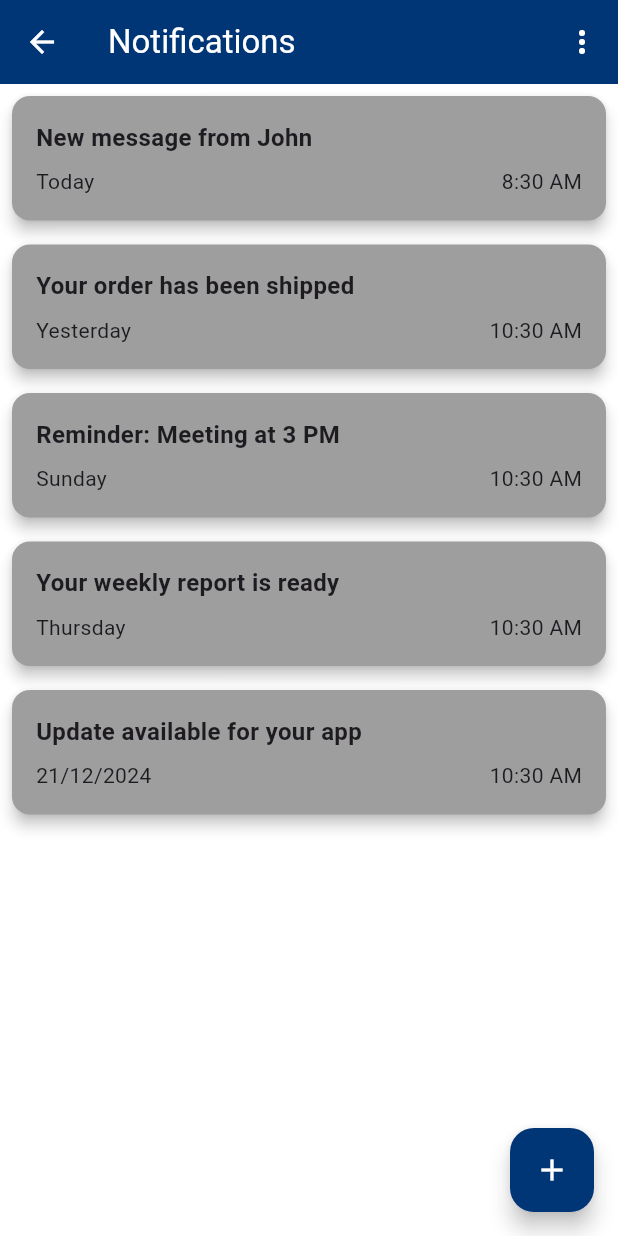
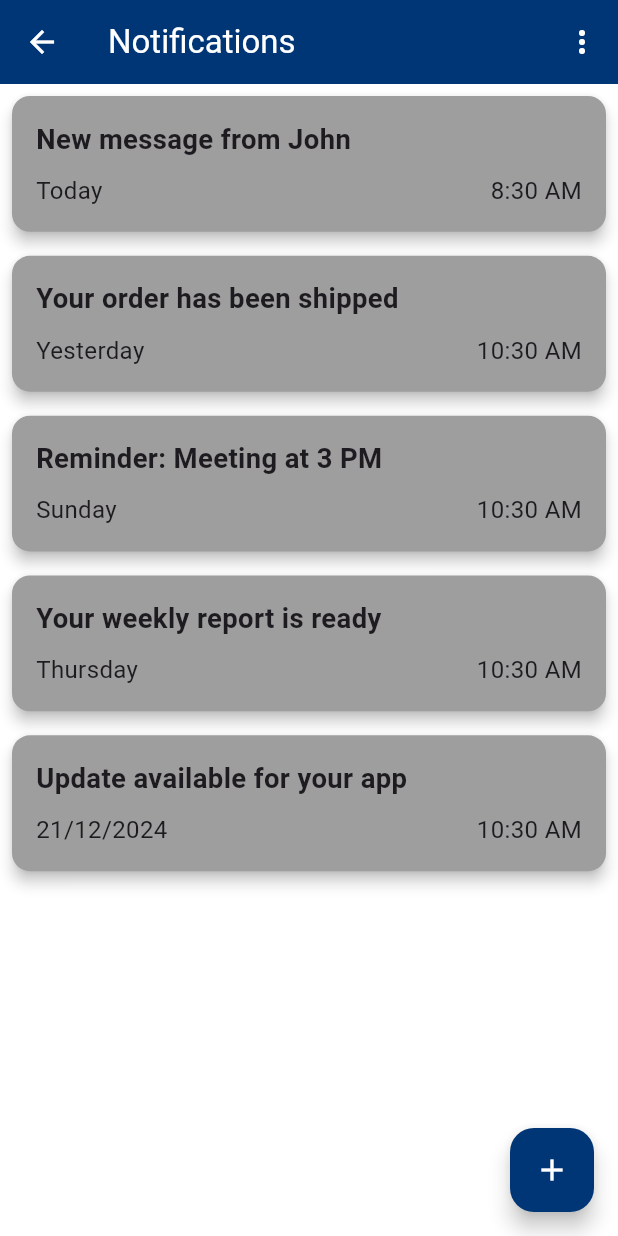
Before and after one commit to Hemalv02/Momento, a Flutter app: the EventNotification screen opened by its route, on a phone screen of 412 x 824 dp. Run offline on Flutter 3.47's test engine with Material 3 defaults, Android fonts, the phone set to English and light mode, and no system bars; our stand-ins replace dots_indicator, flutter_bloc, flutter_native_splash, flutter_screenutil, fluttertoast, shared_preferences; missing offline and left inert: mobile_scanner; accounts and stored records are empty.

Commit message:
Adjust fontSize based on device config

```diff
--- a/lib/screens/events/event_home.dart
+++ b/lib/screens/events/event_home.dart
@@ -153,8 +153,8 @@ class _EventHomeState extends State<EventHome> {
                 ? '${label.substring(0, 10)}...'
                 : label, // Trim long labels
             textAlign: TextAlign.center,
-            style: const TextStyle(
-                fontSize: 12, color: Colors.black87), // Smaller text
+            style: TextStyle(
+                fontSize: 12.sp, color: Colors.black87), // Smaller text
           ),
         ],
       ),
--- a/lib/screens/events/event_notification.dart
+++ b/lib/screens/events/event_notification.dart
@@ -1,4 +1,5 @@
 import 'package:flutter/material.dart';
+import 'package:flutter_screenutil/flutter_screenutil.dart';
 import 'package:intl/intl.dart';
 
 class EventNotification extends StatefulWidget {
@@ -183,25 +184,25 @@ class _EventNotificationState extends State<EventNotification> {
                         children: [
                           Text(
                             notification['title'],
-                            style: const TextStyle(
+                            style: TextStyle(
                               fontWeight: FontWeight.bold,
-                              fontSize: 16,
+                              fontSize: 16.sp,
                             ),
                           ),
-                          const SizedBox(height: 8),
+                          SizedBox(height: 8.h),
                           Row(
                             mainAxisAlignment: MainAxisAlignment.spaceBetween,
                             children: [
                               Text(
                                 formattedDate,
-                                style: const TextStyle(
-                                  fontSize: 14,
+                                style: TextStyle(
+                                  fontSize: 14.sp,
                                 ),
                               ),
                               Text(
                                 formattedTime,
-                                style: const TextStyle(
-                                  fontSize: 14,
+                                style: TextStyle(
+                                  fontSize: 14.sp,
                                 ),
                               ),
                             ],
```
Also changed, not shown: lib/screens/events/guest_list.dart (+5 -3 lines), lib/screens/events/schedule_add.dart (+5 -5 lines), lib/screens/events/ticket_verification.dart (+6 -6 lines).
